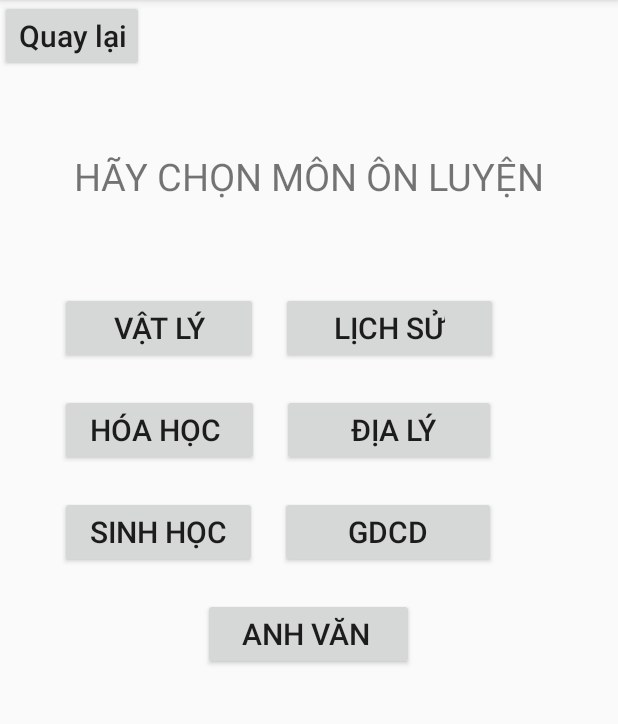
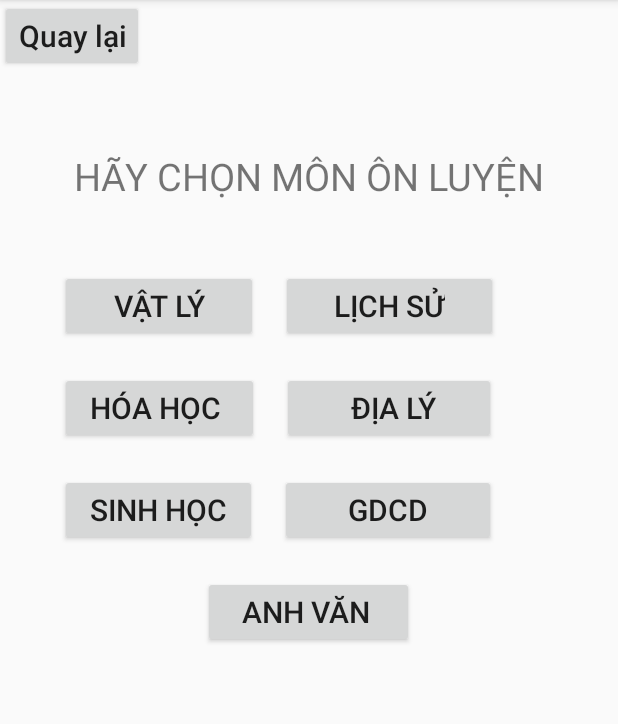
Before and after one commit to LapTrinhLTK/OnThi, an Android app: the On_Luyen screen opened directly, with no data from a screen before it, on a phone screen of 412 x 824 dp, the part 84-808 px from its top. Run offline under Robolectric (Android 15) with nearby library versions, the phone set to English and light mode, and no system bars.

Commit message:
Good Morning

```diff
--- a/app/src/main/res/layout/activity_on__luyen.xml
+++ b/app/src/main/res/layout/activity_on__luyen.xml
@@ -33,7 +33,7 @@
         android:text="vật lý"
         android:textSize="20sp"
         android:layout_below="@id/gtchon2"
-        android:layout_marginTop="60dp"
+        android:layout_marginTop="45dp"
         android:layout_marginRight="15dp"
         android:layout_marginLeft="40dp"
         android:paddingRight="35dp"
@@ -47,7 +47,7 @@
         android:text="lịch sử"
         android:textSize="20sp"
         android:layout_below="@id/gtchon2"
-        android:layout_marginTop="60dp"
+        android:layout_marginTop="45dp"
         android:layout_toRightOf="@id/btnLy"
         android:paddingRight="35dp"
         android:paddingLeft="35dp"
--- a/app/src/main/res/layout/activity_thi_thu.xml
+++ b/app/src/main/res/layout/activity_thi_thu.xml
@@ -36,7 +36,7 @@
         android:text="Đề số 1"
         android:textSize="20sp"
         android:layout_below="@id/gtchon"
-        android:layout_marginTop="60dp"
+        android:layout_marginTop="45dp"
         android:layout_marginRight="20dp"
         android:layout_marginLeft="30dp"
         android:paddingRight="35dp"
@@ -51,7 +51,7 @@
         android:text="Đề số 2"
         android:textSize="20sp"
         android:layout_below="@id/gtchon"
-        android:layout_marginTop="60dp"
+        android:layout_marginTop="45dp"
         android:layout_toRightOf="@id/deso1"
         android:paddingRight="35dp"
         android:paddingLeft="35dp"
```
